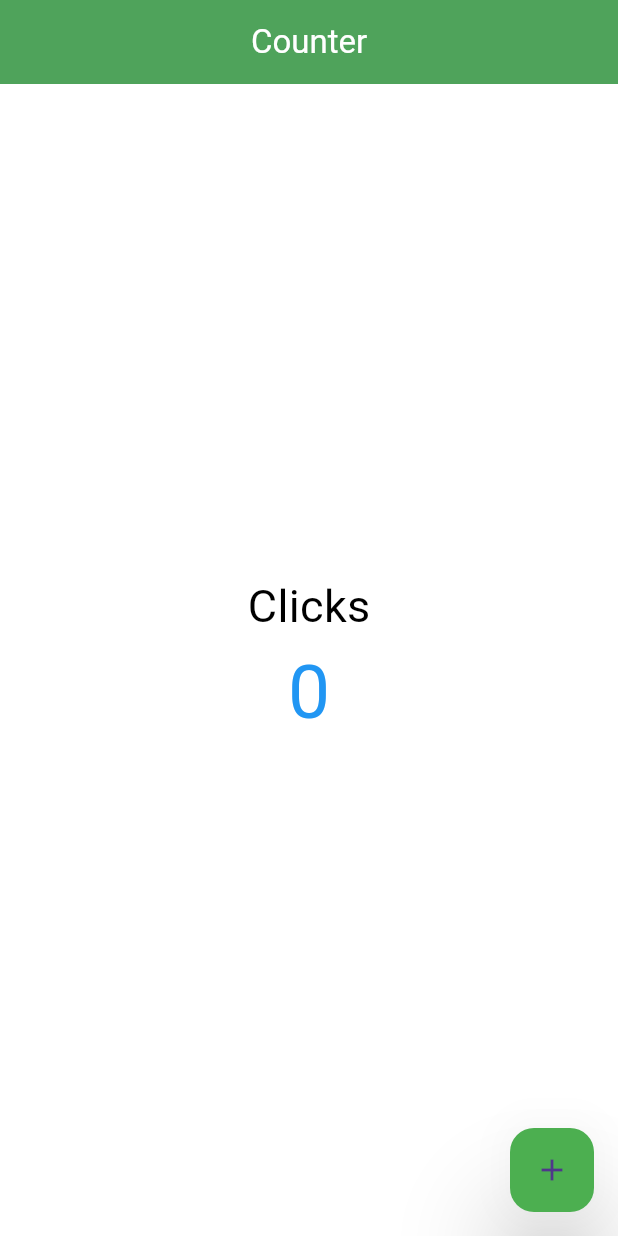
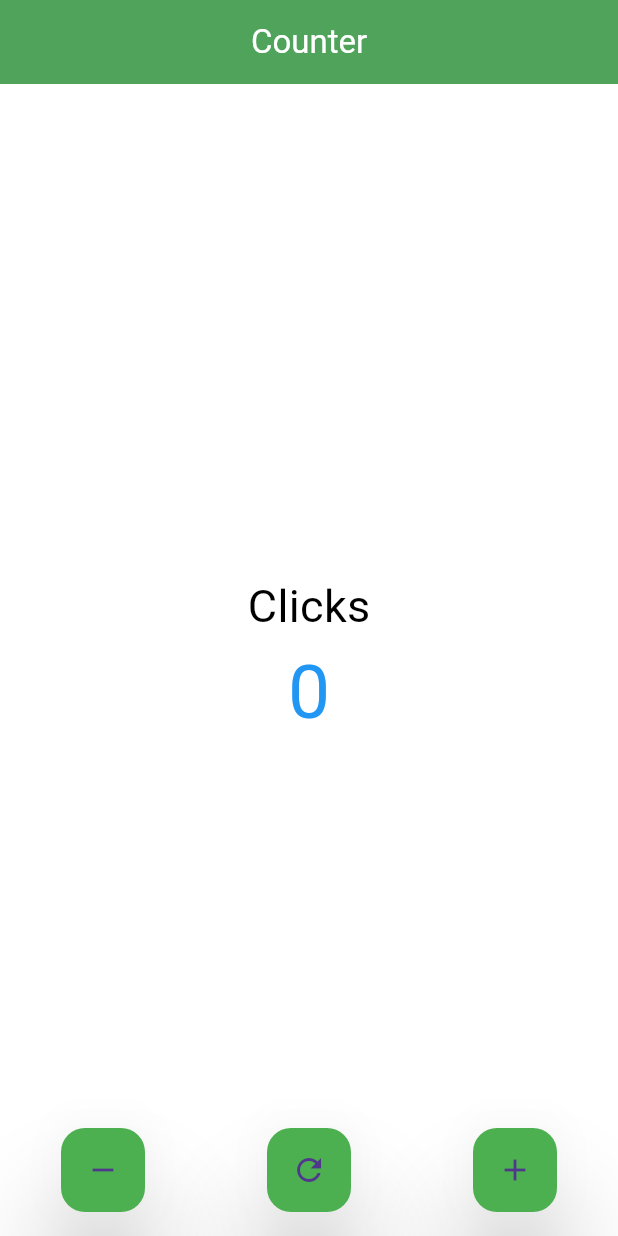
Before and after one commit to JorgeAlcaras/counter-app, a Flutter app: the screen it shows after launch, on a phone screen of 412 x 824 dp. Run offline on Flutter 3.47's test engine with Material 3 defaults, Android fonts, the phone set to English and light mode, and no system bars.

Commit message:
Feature (Counter): :sparkles: Buttons with functions of subtracting and resetting the value in the counter have been added.

```diff
--- a/lib/main.dart
+++ b/lib/main.dart
@@ -1,5 +1,6 @@
 import 'package:flutter/material.dart';
-import 'package:counter_app/screens/home_screen.dart';
+//import 'package:counter_app/screens/home_screen.dart';
+import 'package:counter_app/screens/counter_screen.dart';
 
 void main() {
   runApp(const MyApp());
@@ -9,6 +10,9 @@ class MyApp extends StatelessWidget {
   const MyApp({Key? key}) : super(key: key);
   @override
   Widget build(BuildContext context) {
-    return const MaterialApp(home: HomeScreen());
+    return const MaterialApp(
+      //home: HomeScreen()
+      home: CounterScreen(),
+    );
   }
 }
--- a/lib/screens/counter_screen.dart
+++ b/lib/screens/counter_screen.dart
@@ -1,10 +1,15 @@
 import 'package:flutter/material.dart';
 
-class HomeScreen extends StatelessWidget {
-  const HomeScreen({Key? key}) : super(key: key);
+class CounterScreen extends StatefulWidget {
+  const CounterScreen({Key? key}) : super(key: key);
+  @override
+  State<CounterScreen> createState() => _CounterScreenState();
+}
+
+class _CounterScreenState extends State<CounterScreen> {
+  int i = 0;
   @override
   Widget build(BuildContext context) {
-    int i = 0;
     return Scaffold(
       appBar: AppBar(
         backgroundColor: Colors.green,
@@ -13,23 +18,48 @@ class HomeScreen extends StatelessWidget {
         centerTitle: true,
       ),
       backgroundColor: Colors.white,
-        body: const Center(
+      body: Center(
           child: Column(
         mainAxisAlignment: MainAxisAlignment.center,
         children: <Widget>[
-            Text('Clicks', style: TextStyle(color: Colors.black, fontSize: 30)),
-            Text('0', style: TextStyle(color: Colors.blue, fontSize: 50)),
+          const Text('Clicks',
+              style: TextStyle(color: Colors.black, fontSize: 30)),
+          Text('$i', style: const TextStyle(color: Colors.blue, fontSize: 50)),
         ],
       )),
-        floatingActionButtonLocation: FloatingActionButtonLocation.endFloat,
-        floatingActionButtonAnimator: FloatingActionButtonAnimator.scaling, //
-        floatingActionButton: FloatingActionButton(
+      floatingActionButtonLocation: FloatingActionButtonLocation.centerFloat,
+      floatingActionButton:
+          Row(mainAxisAlignment: MainAxisAlignment.spaceAround, children: [
+        FloatingActionButton(
+          backgroundColor: Colors.green,
+          elevation: 30,
           onPressed: () {
-            print('Clicked ${i++} times');
+            //print('Clicked ${i++} times');
+            i--;
+            setState(() {});
+          },
+          child: const Icon(Icons.remove),
+        ),
+        FloatingActionButton(
+            backgroundColor: Colors.green,
+            elevation: 30,
+            onPressed: () {
+              //print('Clicked ${i++} times');
+              i = 0;
+              setState(() {});
+            },
+            child: const Icon(Icons.refresh)),
+        FloatingActionButton(
+          backgroundColor: Colors.green,
+          elevation: 30,
+          onPressed: () {
+            //print('Clicked ${i++} times');
+            i++;
+            setState(() {});
           },
           child: const Icon(Icons.add),
-          backgroundColor: Colors.green,
-          elevation: 30,
-        ));
+        ),
+      ]),
+    );
   }
 }
```
Lines whose indentation alone changed are shown as unchanged.
